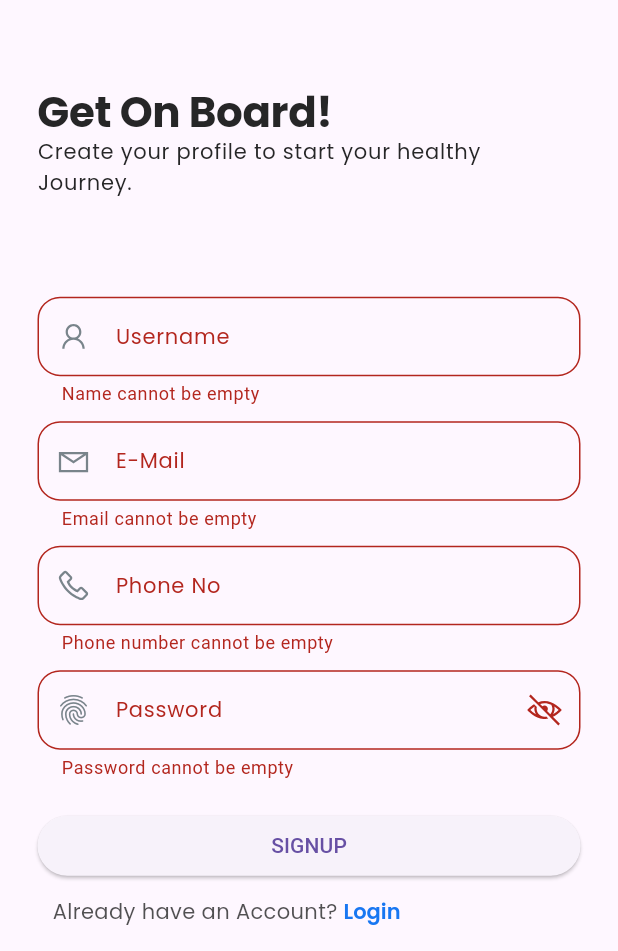
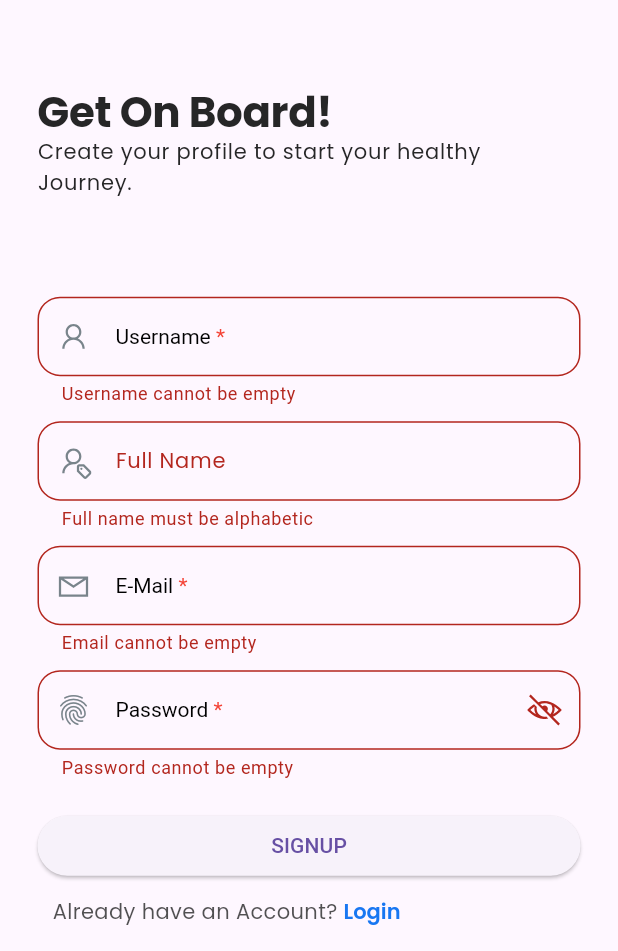
Before and after one commit to olisonsturm/FitOffice, a Flutter app: the SignupScreen screen opened directly, after a tap on "SIGNUP", on a phone screen of 412 x 824 dp, the part 285-1236 px from its top. Run offline on Flutter 3.47's test engine with Material 3 defaults, Android fonts, the phone set to English and light mode, and no system bars; our stand-ins replace cloud_firestore, firebase_auth, firebase_core, flutter_native_splash, flutter_otp_text_field, get and 6 more; missing offline and left inert: flutter_facebook_auth; accounts and stored records are empty.

Commit message:
refactor: created 'fullName' variable for users and update related validations to have unique usernames

```diff
--- a/lib/src/constants/text_strings.dart
+++ b/lib/src/constants/text_strings.dart
@@ -10,7 +10,7 @@
 const String tSignup = "Signup";
 const String tLogout = "Logout";
 const String tSuccess = "Success";
-const String tPhoneNo = "Phone No";
+const String tFullName = "Full Name";
 const String tContinue = "Continue";
 const String tPassword = "Password";
 const String tUserName = "Username";
@@ -25,6 +25,11 @@
 const String tOnlyDHBWEmailAllowed = "Only DHBW students or employees are allowed to sign up";
 const String tNoRecordFound = "No record found";
 const String tPasswordRequirements = "Password must be 8 characters, with an uppercase letter, number and symbol";
+const String tInvalidUserName = "Username must be alphanumeric with small letters, numbers, dots or underscores";
+const String tUserNameAlreadyExists = "Username already exists";
+const String tUserNameLength = "Username must be at least 4 characters";
+const String tUserNameCannotEmpty = "Username cannot be empty";
+const String tInvalidFullName = "Full name must be alphabetic";
 // -- SnackBar --
 const String tAlert = "Alert";
 const String tOhSnap = "Oh Snap";
@@ -81,9 +86,6 @@
 const String tResetViaEMail = "Reset via Mail Verification";
 const String tResetViaPhone = "Reset via Phone Verification";
 
-// -- Forget Password Via Phone - Text
-const String tForgetPhoneSubTitle = "Enter your registered Phone No to receive OTP";
-
 // -- Forget Password Via E-Mail - Text
 const String tForgetMailSubTitle = "Enter your registered E-Mail to receive OTP";
 
--- a/lib/src/features/authentication/controllers/login_controller.dart
+++ b/lib/src/features/authentication/controllers/login_controller.dart
@@ -51,7 +51,7 @@
       // If record does not exit -> Create new
       /// --  In this case or any case do not store password in the Firestore. This is just for learning purpose.
       if(!await UserRepository.instance.recordExist(auth.getUserEmail)) {
-        UserModel user = UserModel(email: auth.getUserEmail, password: '', userName: auth.getDisplayName, phoneNo: auth.getPhoneNo);
+        UserModel user = UserModel(email: auth.getUserEmail, password: '', userName: auth.getDisplayName, fullName: '');
         await UserRepository.instance.createUser(user);
       }
       isGoogleLoading.value = false;
@@ -70,7 +70,7 @@
       await auth.signInWithFacebook();
       /// --  In this case or any case do not store password in the Firestore. This is just for learning purpose.
       if(!await UserRepository.instance.recordExist(auth.getUserID)) {
-        UserModel user = UserModel(email: auth.getUserEmail, password: '', userName: auth.getDisplayName, phoneNo: auth.getPhoneNo);
+        UserModel user = UserModel(email: auth.getUserEmail, password: '', userName: auth.getDisplayName, fullName: '');
         await UserRepository.instance.createUser(user);
       }
       isFacebookLoading.value = false;
--- a/lib/src/features/authentication/controllers/signup_controller.dart
+++ b/lib/src/features/authentication/controllers/signup_controller.dart
@@ -16,7 +16,7 @@
   final email = TextEditingController();
   final password = TextEditingController();
   final userName = TextEditingController();
-  final phoneNo = TextEditingController();
+  final fullName = TextEditingController();
 
   /// Loader
   final isLoading = false.obs;
@@ -44,7 +44,7 @@
         email: email.text.trim(),
         password: password.text.trim(),
         userName: userName.text.trim(),
-        phoneNo: phoneNo.text.trim(),
+        fullName: fullName.text.trim(),
       );
 
       // Authenticate User first
--- a/lib/src/features/authentication/models/user_model.dart
+++ b/lib/src/features/authentication/models/user_model.dart
@@ -4,7 +4,7 @@
   final String? id;
   final String userName;
   final String email;
-  final String phoneNo;
+  final String fullName;
   /// Password should not be stored in the database.
   /// Authentication will handle login logout for us.
   /// So just use this variable to get data from user and pass it to authentication.
@@ -12,19 +12,19 @@
 
   /// Constructor
   const UserModel(
-      {this.id, required this.email, this.password, required this.userName, required this.phoneNo});
+      {this.id, required this.email, this.password, required this.userName, required this.fullName});
 
   /// convert model to Json structure so that you can use it to store data in Firebase
   toJson() {
     return {
       "username": userName,
       "email": email,
-      "phone": phoneNo,
+      "fullName": fullName,
     };
   }
 
   /// Empty Constructor for UserModel
-  static UserModel empty () => const UserModel(id: '', email: '', userName: '', phoneNo: '');
+  static UserModel empty () => const UserModel(id: '', email: '', userName: '', fullName: '');
 
   /// Map Json oriented document snapshot from Firebase to UserModel
   factory UserModel.fromSnapshot(DocumentSnapshot<Map<String, dynamic>> document) {
@@ -32,10 +32,10 @@
     if(document.data() == null || document.data()!.isEmpty) return UserModel.empty();
     final data = document.data()!;
     return UserModel(
-      id: document.id,
-      email: data["email"] ?? '',
-      userName: data["username"] ?? '',
-      phoneNo: data["phone"] ?? ''
+        id: document.id,
+        email: data["email"] ?? '',
+        userName: data["username"] ?? '',
+        fullName: data["fullName"] ?? ''
     );
   }
 }
--- a/lib/src/features/authentication/screens/forget_password/forget_password_options/forget_password_model_bottom_sheet.dart
+++ b/lib/src/features/authentication/screens/forget_password/forget_password_options/forget_password_model_bottom_sheet.dart
@@ -32,7 +32,7 @@
             const SizedBox(height: 20.0),
             ForgetPasswordBtnWidget(
               onTap: () {},
-              title: tPhoneNo,
+              title: tFullName,
               subTitle: tResetViaPhone,
               btnIcon: Icons.mobile_friendly_rounded,
             ),
--- a/lib/src/features/authentication/screens/forget_password/forget_password_phone/forget_password_phone.dart
+++ b/lib/src/features/authentication/screens/forget_password/forget_password_phone/forget_password_phone.dart
@@ -37,8 +37,8 @@
                     children: [
                       TextFormField(
                         decoration: const InputDecoration(
-                          label: Text(tPhoneNo),
-                          hintText: tPhoneNo,
+                          label: Text(tFullName),
+                          hintText: tFullName,
                           prefixIcon: Icon(Icons.numbers),
                         ),
                       ),
--- a/lib/src/features/authentication/screens/signup/widgets/signup_form_widget.dart
+++ b/lib/src/features/authentication/screens/signup/widgets/signup_form_widget.dart
@@ -22,37 +22,77 @@
         child: Column(
           crossAxisAlignment: CrossAxisAlignment.start,
           children: [
+            // Mandatory field with red asterisk
             TextFormField(
               controller: controller.userName,
-              validator: (value) {
-                if(value!.isEmpty) return 'Name cannot be empty';
-                return null;
-              },
-              decoration: const InputDecoration(label: Text(tUserName), prefixIcon: Icon(LineAwesomeIcons.user)),
+              validator: Helper.validateUsername,
+              decoration: InputDecoration(
+                label: RichText(
+                  text: const TextSpan(
+                    text: tUserName,
+                    style: TextStyle(color: Colors.black),
+                    children: [
+                      TextSpan(
+                        text: ' *',
+                        style: TextStyle(color: Colors.red),
+                      ),
+                    ],
+                  ),
+                ),
+                prefixIcon: const Icon(LineAwesomeIcons.user),
+              ),
             ),
             const SizedBox(height: tFormHeight - 20),
+            // Optional field
+            TextFormField(
+              controller: controller.fullName,
+              validator: Helper.validateFullName,
+              decoration: const InputDecoration(
+                label: Text(tFullName),
+                prefixIcon: Icon(LineAwesomeIcons.user_tag),
+              ),
+            ),
+            const SizedBox(height: tFormHeight - 20),
+            // Mandatory field with red asterisk
             TextFormField(
               controller: controller.email,
               validator: Helper.validateEmail,
-              decoration: const InputDecoration(label: Text(tEmail), prefixIcon: Icon(LineAwesomeIcons.envelope)),
+              decoration: InputDecoration(
+                label: RichText(
+                  text: const TextSpan(
+                    text: tEmail,
+                    style: TextStyle(color: Colors.black),
+                    children: [
+                      TextSpan(
+                        text: ' *',
+                        style: TextStyle(color: Colors.red),
+                      ),
+                    ],
+                  ),
+                ),
+                prefixIcon: Icon(LineAwesomeIcons.envelope),
+              ),
             ),
             const SizedBox(height: tFormHeight - 20),
-            TextFormField(
-              controller: controller.phoneNo,
-              validator: (value) {
-                if(value!.isEmpty) return 'Phone number cannot be empty';
-                return null;
-              },
-              decoration: const InputDecoration(label: Text(tPhoneNo), prefixIcon: Icon(LineAwesomeIcons.phone)),
-            ),
-            const SizedBox(height: tFormHeight - 20),
+            // Mandatory field with red asterisk
             Obx(
-              () => TextFormField(
+                  () => TextFormField(
                 controller: controller.password,
                 validator: Helper.validatePassword,
                 obscureText: controller.showPassword.value ? false : true,
                 decoration: InputDecoration(
-                  label: const Text(tPassword),
+                  label: RichText(
+                    text: const TextSpan(
+                      text: tPassword,
+                      style: TextStyle(color: Colors.black),
+                      children: [
+                        TextSpan(
+                          text: ' *',
+                          style: TextStyle(color: Colors.red),
+                        ),
+                      ],
+                    ),
+                  ),
                   prefixIcon: const Icon(Icons.fingerprint),
                   suffixIcon: IconButton(
                     icon: controller.showPassword.value
@@ -65,14 +105,21 @@
             ),
             const SizedBox(height: tFormHeight - 10),
             Obx(
-              () => TPrimaryButton(
+                  () => TPrimaryButton(
                 isLoading: controller.isLoading.value ? true : false,
                 text: tSignup.tr,
-                onPressed: controller.isFacebookLoading.value || controller.isGoogleLoading.value
-                    ? () {}
-                    : controller.isLoading.value
-                        ? () {}
-                        : () => controller.createUser(),
+                onPressed: () async {
+                  if (controller.signupFormKey.currentState!.validate()) {
+                    bool usernameExists = await Helper.isUsernameTaken(controller.userName.text);
+                    if (usernameExists) {
+                      // Show error message
+                      Helper.errorSnackBar(title: 'Error', message: tUserNameAlreadyExists);
+                    } else {
+                      // Proceed with form submission
+                      controller.createUser();
+                    }
+                  }
+                },
               ),
             ),
           ],
--- a/lib/src/features/core/screens/dashboard/dashboard.dart
+++ b/lib/src/features/core/screens/dashboard/dashboard.dart
@@ -90,7 +90,7 @@
                       if (snapshot.connectionState == ConnectionState.done) {
                         if (snapshot.hasData) {
                           UserModel user = snapshot.data as UserModel;
-                          return Text('$tDashboardTitle ${user.userName}', style: txtTheme.bodyMedium);
+                          return Text('$tDashboardTitle ${user.fullName}', style: txtTheme.bodyMedium);
                         } else if (snapshot.hasError) {
                           return Center(child: Text(snapshot.error.toString()));
                         } else {
--- a/lib/src/features/core/screens/profile/all_users.dart
+++ b/lib/src/features/core/screens/profile/all_users.dart
@@ -61,7 +61,7 @@
                                     subtitle: Column(
                                       crossAxisAlignment: CrossAxisAlignment.start,
                                       children: [
-                                        Text(snapshot.data![index].phoneNo),
+                                        Text(snapshot.data![index].fullName),
                                         Text(snapshot.data![index].email, overflow: TextOverflow.ellipsis),
                                       ],
                                     ),
--- a/lib/src/features/core/screens/profile/profile_form.dart
+++ b/lib/src/features/core/screens/profile/profile_form.dart
@@ -13,14 +13,14 @@
     super.key,
     required this.user,
     required this.email,
-    required this.phoneNo,
+    required this.fullName,
     required this.userName,
     required this.password,
   });
 
   final UserModel user;
   final TextEditingController email;
-  final TextEditingController phoneNo;
+  final TextEditingController fullName;
   final TextEditingController userName;
   final TextEditingController password;
 
@@ -43,8 +43,8 @@
           ),
           const SizedBox(height: tFormHeight - 20),
           TextFormField(
-            controller: phoneNo,
-            decoration: const InputDecoration(label: Text(tPhoneNo), prefixIcon: Icon(LineAwesomeIcons.phone)),
+            controller: fullName,
+            decoration: const InputDecoration(label: Text(tFullName), prefixIcon: Icon(LineAwesomeIcons.user_friends)),
           ),
           const SizedBox(height: tFormHeight),
 
@@ -57,7 +57,7 @@
                   id: user.id,
                   email: email.text.trim(),
                   userName: userName.text.trim(),
-                  phoneNo: phoneNo.text.trim(),
+                  fullName: fullName.text.trim(),
                 );
 
                 await controller.updateRecord(userData);
--- a/lib/src/features/core/screens/profile/update_profile_screen.dart
+++ b/lib/src/features/core/screens/profile/update_profile_screen.dart
@@ -36,7 +36,7 @@
                   final email = TextEditingController(text: user.email);
                   final password = TextEditingController(text: user.password);
                   final userName = TextEditingController(text: user.userName);
-                  final phoneNo = TextEditingController(text: user.phoneNo);
+                  final fullName = TextEditingController(text: user.fullName);
 
                   //Image & Form
                   return Column(
@@ -46,7 +46,7 @@
                       const SizedBox(height: 50),
 
                       /// -- Form (Get data and pass it to FormScreen)
-                      ProfileFormScreen(userName: userName, email: email, phoneNo: phoneNo, password: password, user: user),
+                      ProfileFormScreen(userName: userName, email: email, fullName: fullName, password: password, user: user),
                     ],
                   );
                 } else if (snapshot.hasError) {
--- a/lib/src/utils/helper/helper_controller.dart
+++ b/lib/src/utils/helper/helper_controller.dart
@@ -1,3 +1,4 @@
+import 'package:cloud_firestore/cloud_firestore.dart';
 import 'package:flutter/material.dart';
 import 'package:get/get.dart';
 import 'package:line_awesome_flutter/line_awesome_flutter.dart';
@@ -7,9 +8,30 @@
 
 class Helper extends GetxController {
 
+
+
   /* -- ============= VALIDATIONS ================ -- */
+  static String? validateUsername(value) {
+    if (value!.isEmpty) return tUserNameCannotEmpty;
+    if (!RegExp(r'^[a-z0-9._]+$').hasMatch(value)) return tInvalidUserName;
+    if (value.length < 4) return tUserNameLength;
+    return null;
+  }
 
-  // TODO: Add validation to only allow stud.dhbw-ravensburg.de email addresses
+  static Future<bool> isUsernameTaken(String username) async {
+    final querySnapshot = await FirebaseFirestore.instance
+        .collection('users')
+        .where('username', isEqualTo: username)
+        .get();
+
+    return querySnapshot.docs.isNotEmpty;
+  }
+
+  static String? validateFullName(value) {
+    if (!RegExp(r'^[a-zA-Z\s]+$').hasMatch(value)) return tInvalidFullName;
+    return null;
+  }
+
   /**
       student@stud.dhbw-ravensburg.de
       john.doe@dhbw.de
@@ -25,9 +47,7 @@
   static String? validateEmail(value) {
     if (value == null || value.isEmpty) return tEmailCannotEmpty;
     if (!GetUtils.isEmail(value)) return tInvalidEmailFormat;
-    if (!RegExp(r'^[\w\.-]+@[\w\.-]*dhbw[\w\.-]*\.de$').hasMatch(value)) {
-      return tOnlyDHBWEmailAllowed;
-    }
+    if (!RegExp(r'^[\w\.-]+@[\w\.-]*dhbw[\w\.-]*\.de$').hasMatch(value)) return tOnlyDHBWEmailAllowed;
     return null;
   }
 
```
